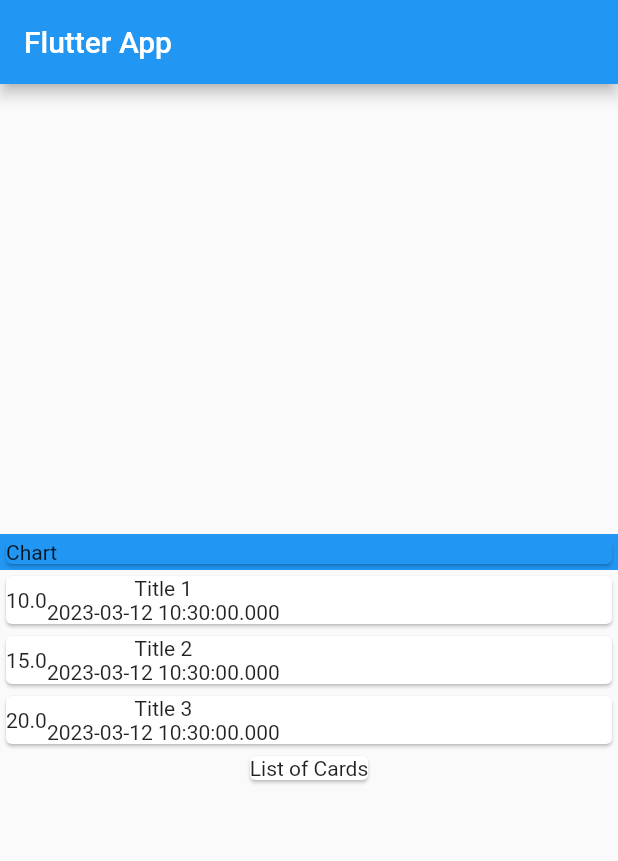
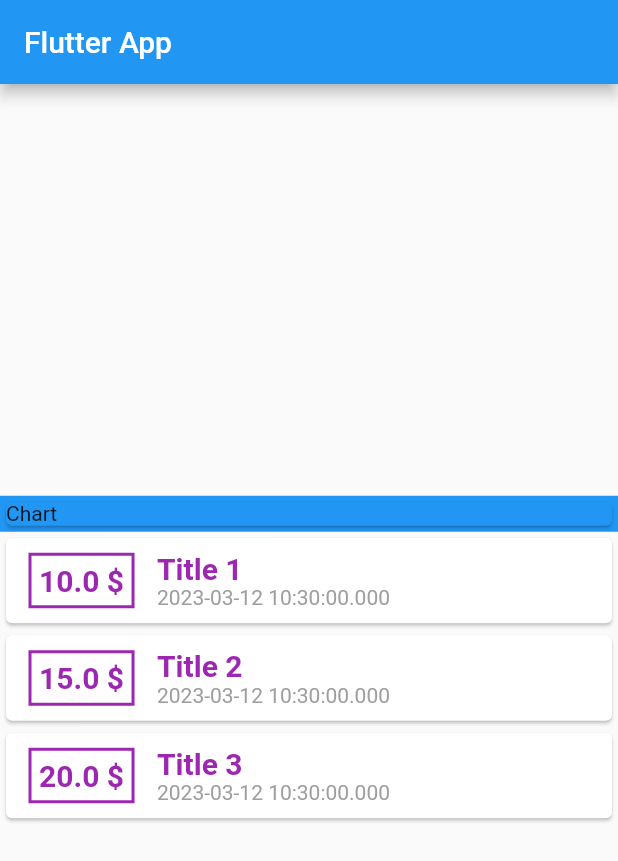
Before and after one commit to Tris-909/Flutter, a Flutter app: the screen it shows after launch, on a phone screen of 412 x 824 dp. Shown: the top 861 px of the screen. Run offline on Flutter 3.47's test engine with Material 2 defaults, Android fonts, the phone set to English and light mode, and no system bars.

Commit message:
(15) Adding styling to transaction list and learn about string interpolation

```diff
--- a/expenses_app/lib/main.dart
+++ b/expenses_app/lib/main.dart
@@ -38,16 +38,36 @@ class MyHomePage extends StatelessWidget {
               children: [
                 ...transactions.map((transaction) => Card(
                         child: Row(children: [
-                      Container(child: Text(transaction.amount.toString())),
-                      Column(children: [
-                        Text(transaction.title),
-                        Text(transaction.date.toString())
-                      ]),
+                      Container(
+                          child: Text("${transaction.amount.toString()} \$",
+                              style: TextStyle(
+                                  fontWeight: FontWeight.bold,
+                                  fontSize: 20,
+                                  color: Colors.purple)),
+                          margin: EdgeInsets.symmetric(
+                              vertical: 10, horizontal: 15),
+                          decoration: BoxDecoration(
+                              border:
+                                  Border.all(width: 2, color: Colors.purple)),
+                          padding: EdgeInsets.all(5)),
+                      Column(
+                        children: [
+                          Text(
+                            transaction.title,
+                            style: TextStyle(
+                                fontSize: 20,
+                                fontWeight: FontWeight.bold,
+                                color: Colors.purple),
+                          ),
+                          Text(
+                            transaction.date.toString(),
+                            style: TextStyle(color: Colors.grey),
+                          )
+                        ],
+                        crossAxisAlignment: CrossAxisAlignment.start,
+                      ),
                     ])))
               ],
-            ),
-            Card(
-              child: Text('List of Cards'),
             )
           ],
           mainAxisAlignment: MainAxisAlignment.center,
```
